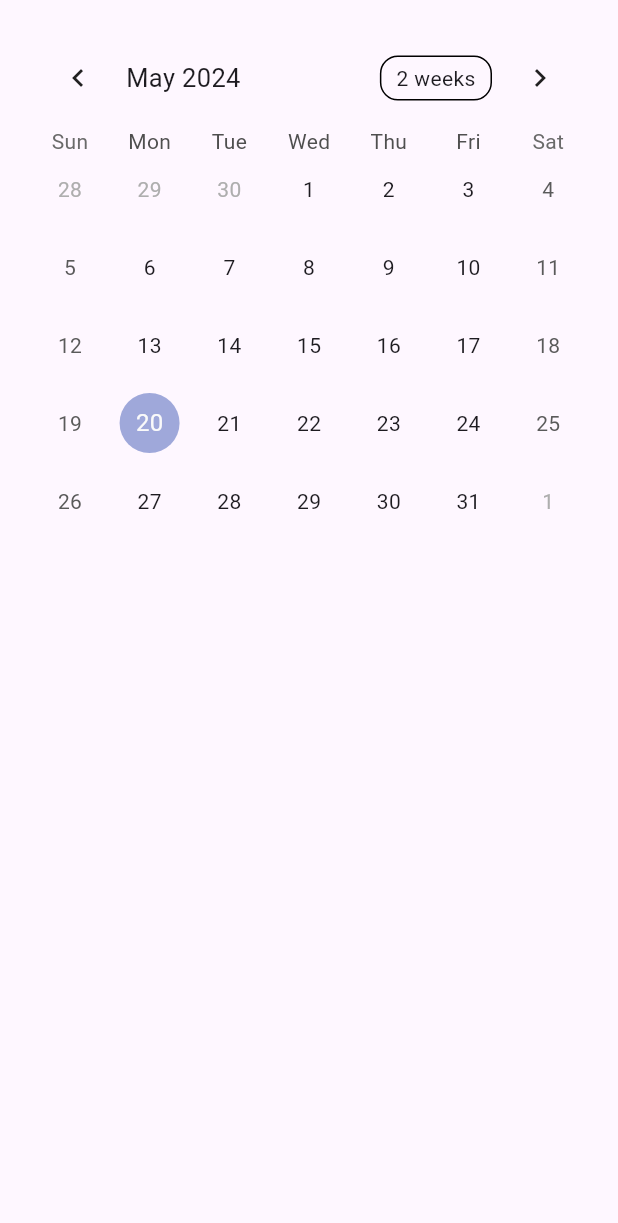
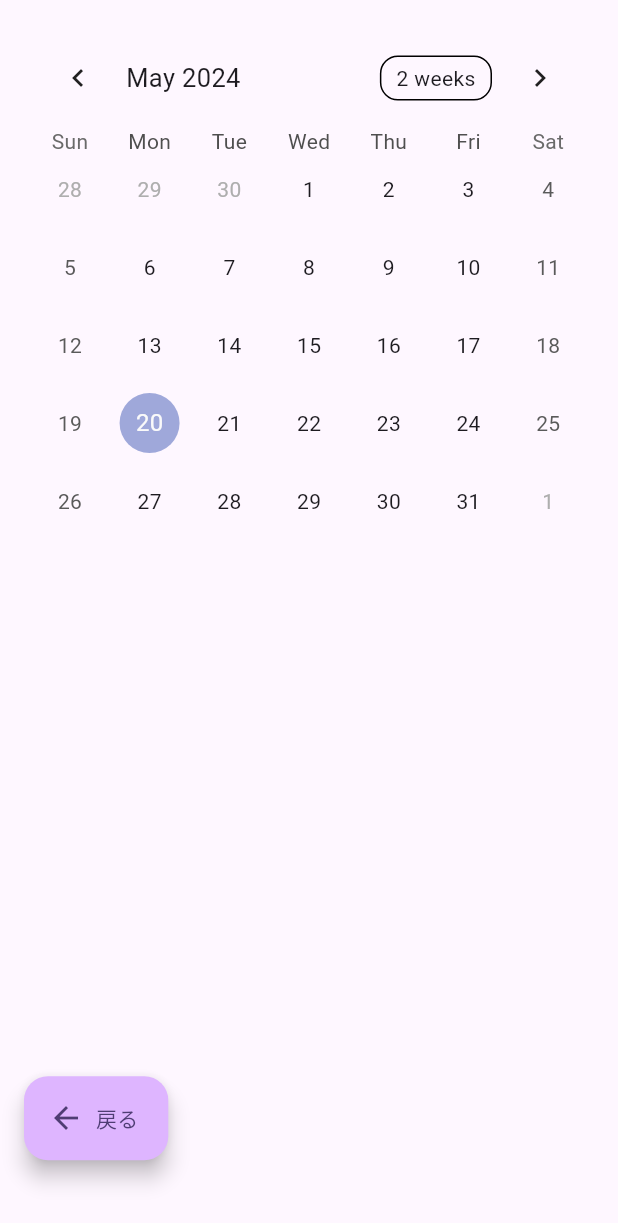
Before and after one commit to tsuchida-y/MuscleManagement_app, a Flutter app: the screen it shows after launch, after a tap on "カレンダー", on a phone screen of 412 x 824 dp. Shown: the top 1223 px of the screen. Run offline on Flutter 3.47's test engine with Material 3 defaults, Android fonts, the phone set to English and light mode, and no system bars; drawn by our look-alikes of table_calendar.

Commit message:
firstコミット

```diff
--- a/lib/calendar_page.dart
+++ b/lib/calendar_page.dart
@@ -1,5 +1,3 @@
-//import 'dart:collection';
-
 import 'package:flutter/material.dart';
 import 'package:table_calendar/table_calendar.dart';
 
@@ -81,6 +79,19 @@ class _CalendarPageState extends State<CalendarPage> {
           ),
         ],
       ),
+      floatingActionButtonLocation:
+          FloatingActionButtonLocation.startDocked, //floatingActionButtonを左に寄せる
+      floatingActionButton: Container(
+        margin: const EdgeInsets.only(bottom: 50.50), //余白を作成
+        child: FloatingActionButton.extended(
+          backgroundColor: const Color.fromARGB(255, 222, 181, 255),
+          onPressed: () {
+            Navigator.pop(context); //前の画面に戻る
+          },
+          label: const Text('戻る'),
+          icon: const Icon(Icons.arrow_back),
+        ),
+      ),
     );
   }
 }
--- a/lib/main.dart
+++ b/lib/main.dart
@@ -1,5 +1,5 @@
 import 'package:flutter/material.dart';
-import 'calendar_page.dart';
+import 'package:flutter_application_1/calendar_page.dart';
 
 void main() {
   runApp(const MyApp()); //constで宣言した変数は変えることができない
@@ -32,7 +32,7 @@ class MyHomePage extends StatefulWidget {
 
 class _MyHomePageState extends State<MyHomePage> {
   int counter = 0;
-
+  DateTime now = DateTime.now();
   void _incrementCounter() {
     setState(() {
       counter++;
@@ -61,10 +61,11 @@ class _MyHomePageState extends State<MyHomePage> {
         ),
       ),
       floatingActionButton: Stack(
+        //ボタンを複数使用するときに使う
         //複数の子ウィジェットを重ねて表示する
         children: <Widget>[
           Align(
-            alignment: const Alignment(0.1, 0.4),
+            alignment: const Alignment(0.1, 0.4), //ボタンの位置を座標で決める
             child: FloatingActionButton(
               onPressed: _incrementCounter,
               tooltip: 'Increment',
--- a/pubspec.yaml
+++ b/pubspec.yaml
@@ -12,6 +12,7 @@ dependencies:
     sdk: flutter
   cupertino_icons: ^1.0.2
   table_calendar: ^3.0.9
+  intl: ^0.19.0
 
 dev_dependencies:
   flutter_test:
```
Also changed, not shown: pubspec.lock, 1 other file.
